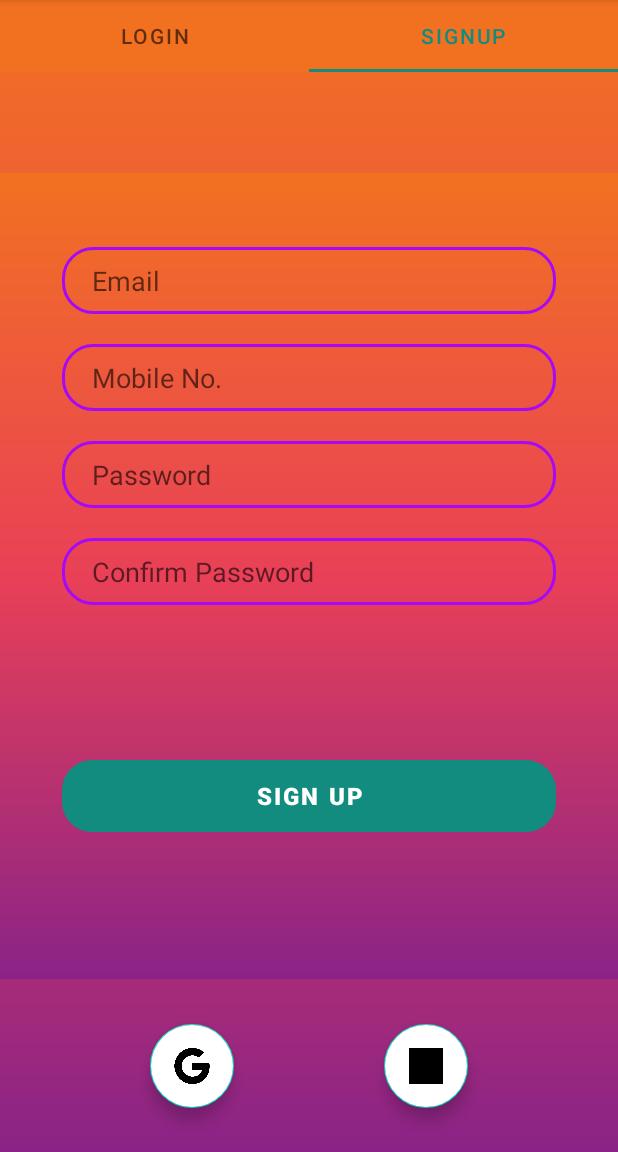
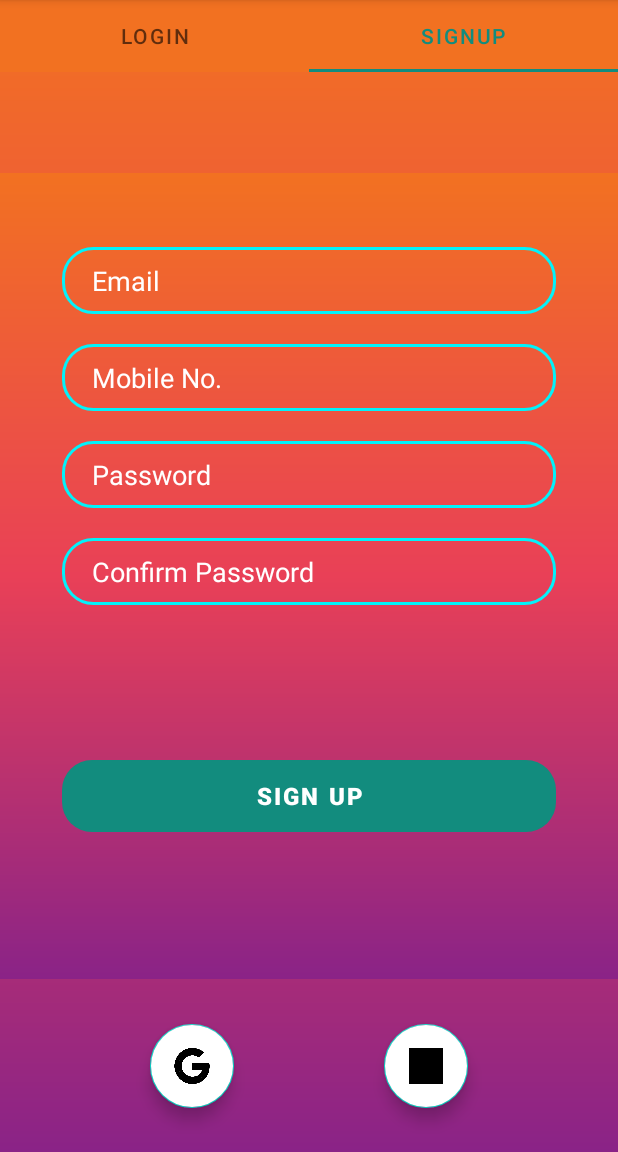
Before and after one commit to AmanKumarMehra/WhatsApp, an Android app: the screen it shows after launch (LoginActivity), tab 2 chosen, on a phone screen of 412 x 824 dp, the part 84-1236 px from its top. Run offline under Robolectric (Android 15) with nearby library versions, the phone set to English and light mode, and no system bars; our stand-ins replace Firebase (no records; nobody signed in at launch, a user with empty details on screens opened directly).

```diff
--- a/app/src/main/AndroidManifest.xml
+++ b/app/src/main/AndroidManifest.xml
@@ -1,6 +1,8 @@
 <?xml version="1.0" encoding="utf-8"?>
 <manifest xmlns:android="http://schemas.android.com/apk/res/android"
     package="com.example.whatsapp">
+
+    <uses-permission android:name="android.permission.INTERNET"/>
 
     <application
         android:allowBackup="true"
--- a/app/src/main/java/com/example/whatsapp/SignupFragment.java
+++ b/app/src/main/java/com/example/whatsapp/SignupFragment.java
@@ -3,6 +3,7 @@ package com.example.whatsapp;
 import android.content.Intent;
 import android.os.Bundle;
 
+import androidx.annotation.NonNull;
 import androidx.fragment.app.Fragment;
 
 import android.view.LayoutInflater;
@@ -10,23 +11,20 @@ import android.view.View;
 import android.view.ViewGroup;
 import android.widget.Button;
 import android.widget.EditText;
+import android.widget.Toast;
+
+import com.google.android.gms.tasks.OnCompleteListener;
+import com.google.android.gms.tasks.Task;
+import com.google.firebase.auth.AuthResult;
+import com.google.firebase.auth.FirebaseAuth;
+
+import java.util.concurrent.Executor;
 
 public class SignupFragment extends Fragment {
 
-    /*public SignupFragment() {
-        // Required empty public constructor
-    }
-
-
-    @Override
-    public void onCreate(Bundle savedInstanceState) {
-        super.onCreate(savedInstanceState);
-
-    }*/
 
     EditText email, phone, pass, confirm_pass;
     Button signUp;
-
 
     @Override
     public View onCreateView(LayoutInflater inflater, ViewGroup container, Bundle savedInstanceState) {
@@ -45,7 +43,12 @@ public class SignupFragment extends Fragment {
 
                 Intent i = new Intent(getActivity().getBaseContext(), OTP.class);
                 i.putExtra("mobile", "+91" + phone.getText().toString());
+                i.putExtra("email", email.getText().toString());
+                i.putExtra("password", pass.getText().toString());
+
                 getActivity().startActivity(i);
+
+
             }
         });
 
--- a/app/src/main/res/drawable/edit_text_bg.xml
+++ b/app/src/main/res/drawable/edit_text_bg.xml
@@ -4,6 +4,6 @@
     <corners android:radius="20dp"/>
 
     <stroke android:width="2dp"
-        android:color="#A509F8"/>
+        android:color="#02F2FA"/>
 
 </shape>
--- a/app/src/main/res/layout/fragment_login.xml
+++ b/app/src/main/res/layout/fragment_login.xml
@@ -12,6 +12,7 @@
         android:layout_width="0dp"
         android:layout_height="wrap_content"
         android:hint="Email"
+        android:textColorHint="@color/white"
         android:paddingLeft="20dp"
         android:paddingTop="10dp"
         android:paddingBottom="10dp"
@@ -29,6 +30,7 @@
         android:layout_width="0dp"
         android:layout_height="wrap_content"
         android:hint="Password"
+        android:textColorHint="@color/white"
         android:paddingLeft="20dp"
         android:paddingTop="10dp"
         android:paddingBottom="10dp"
--- a/app/src/main/res/layout/fragment_signup.xml
+++ b/app/src/main/res/layout/fragment_signup.xml
@@ -12,6 +12,7 @@
         android:layout_width="0dp"
         android:layout_height="wrap_content"
         android:hint="Email"
+        android:textColorHint="@color/white"
         android:paddingLeft="20dp"
         android:paddingTop="10dp"
         android:paddingBottom="10dp"
@@ -28,6 +29,7 @@
         android:layout_width="0dp"
         android:layout_height="wrap_content"
         android:hint="Mobile No."
+        android:textColorHint="@color/white"
         android:paddingLeft="20dp"
         android:paddingTop="10dp"
         android:paddingBottom="10dp"
@@ -45,6 +47,7 @@
         android:layout_width="0dp"
         android:layout_height="wrap_content"
         android:hint="Password"
+        android:textColorHint="@color/white"
         android:paddingLeft="20dp"
         android:paddingTop="10dp"
         android:paddingBottom="10dp"
@@ -62,6 +65,7 @@
         android:layout_width="0dp"
         android:layout_height="wrap_content"
         android:hint="Confirm Password"
+        android:textColorHint="@color/white"
         android:paddingLeft="20dp"
         android:paddingTop="10dp"
         android:paddingBottom="10dp"
```
Also changed, not shown: app/src/main/java/com/example/whatsapp/OTP.java (+19 -2 lines), 1 other file.
